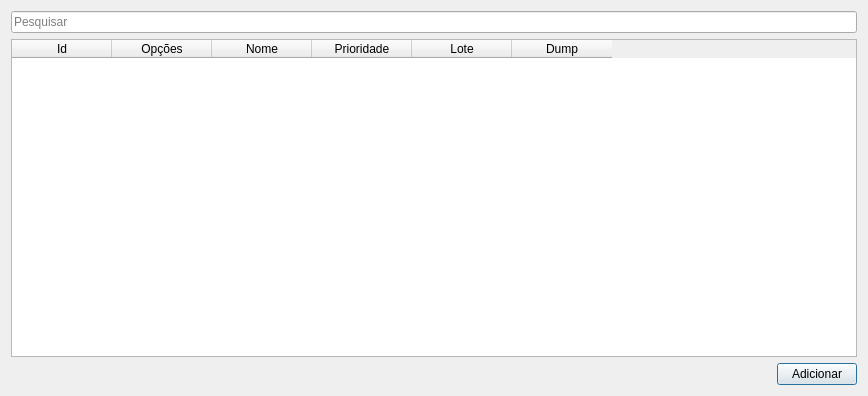
Old version of the form uis/mBlocks.ui in the repository dsgoficial/SAP_Gerente.
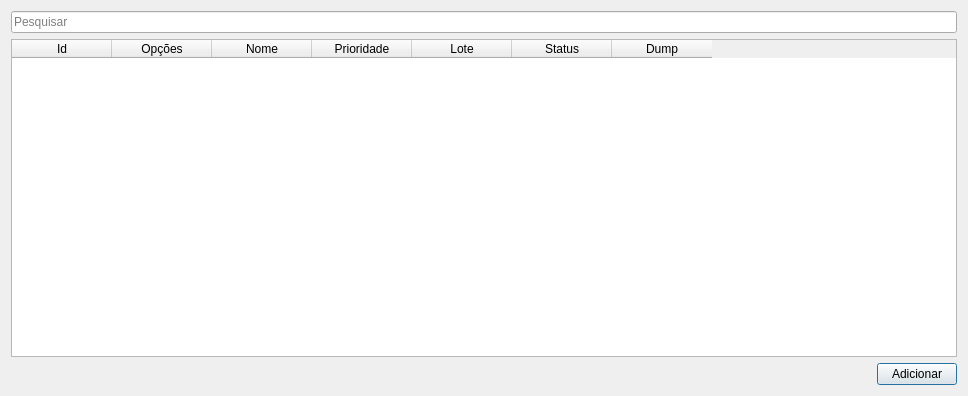
New version of the form.

Commit message: status em lote e bloco

What changed in the file:
```diff
--- a/uis/mBlocks.ui
+++ b/uis/mBlocks.ui
@@ -6,7 +6,7 @@
    <rect>
     <x>0</x>
     <y>0</y>
-    <width>868</width>
+    <width>968</width>
     <height>396</height>
    </rect>
   </property>
@@ -51,6 +51,11 @@
        <string>Lote</string>
       </property>
      </column>
+     <column>
+      <property name="text">
+       <string>Status</string>
+      </property>
+     </column>
      <column>
       <property name="text">
        <string>Dump</string>
```
Left out of the diff: 2 changed lines with no effect on the pictures. The commit also changes 7 other files.
